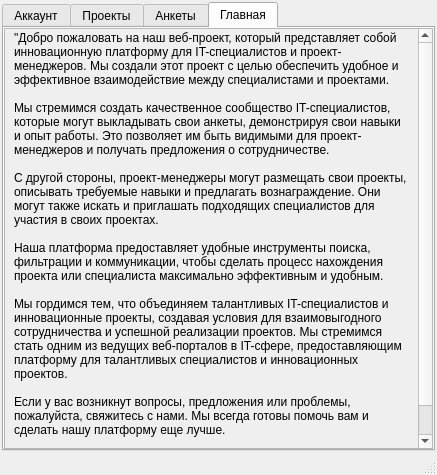
mr-Din/ItConnect, file MainWindow.ui: the form before one commit.
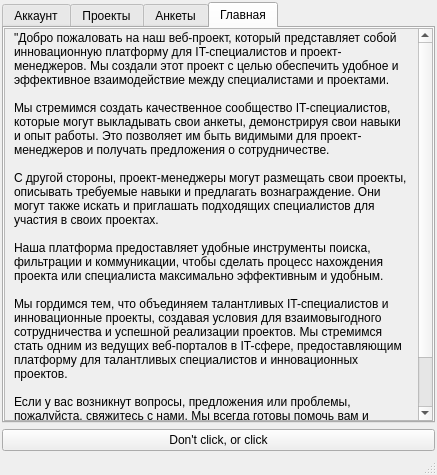
The form after the commit. The open tabs and pages were chosen to show the change.

What changed in the file:
```diff
--- a/MainWindow.ui
+++ b/MainWindow.ui
@@ -401,7 +401,7 @@
            <property name="geometry">
             <rect>
              <x>0</x>
-             <y>0</y>
+             <y>-120</y>
              <width>413</width>
              <height>516</height>
             </rect>
@@ -455,6 +455,13 @@
       </widget>
      </widget>
     </item>
+    <item row="1" column="0">
+     <widget class="QPushButton" name="btn_style">
+      <property name="text">
+       <string>Don't click, or click</string>
+      </property>
+     </widget>
+    </item>
    </layout>
   </widget>
   <widget class="QMenuBar" name="menubar">
```
Left out of the diff: 8 changed lines with no effect on the pictures.
